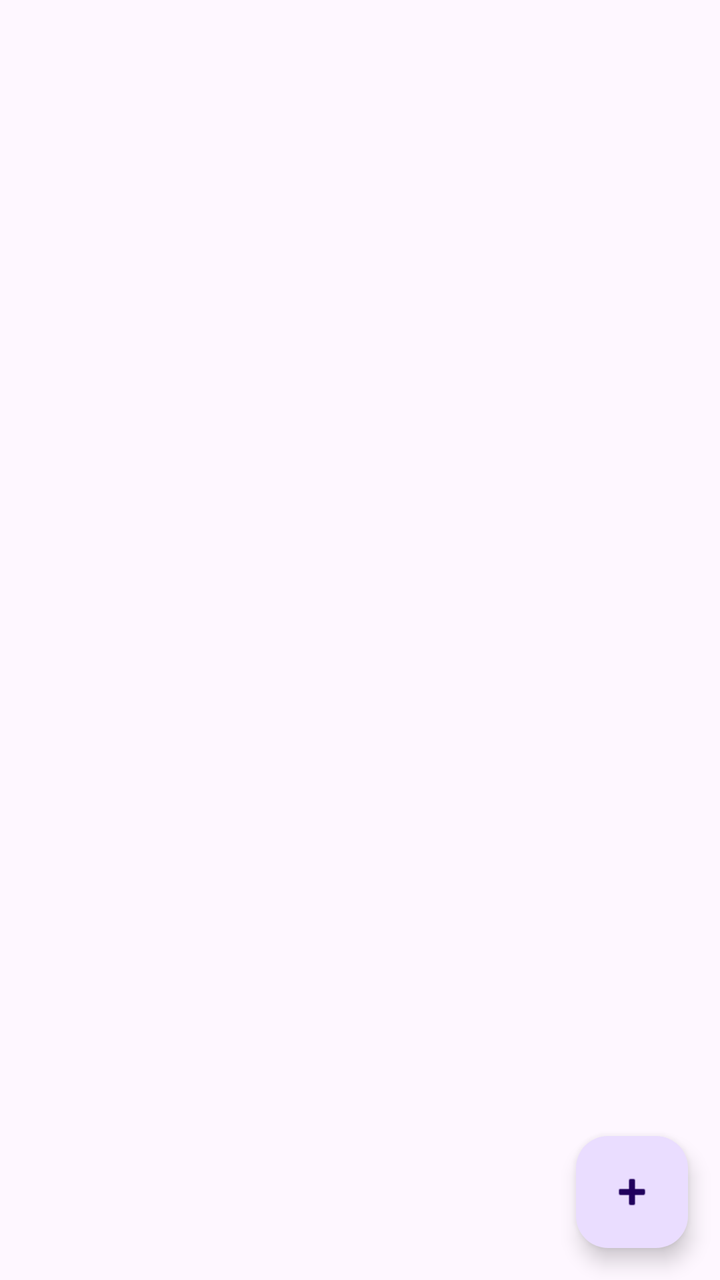
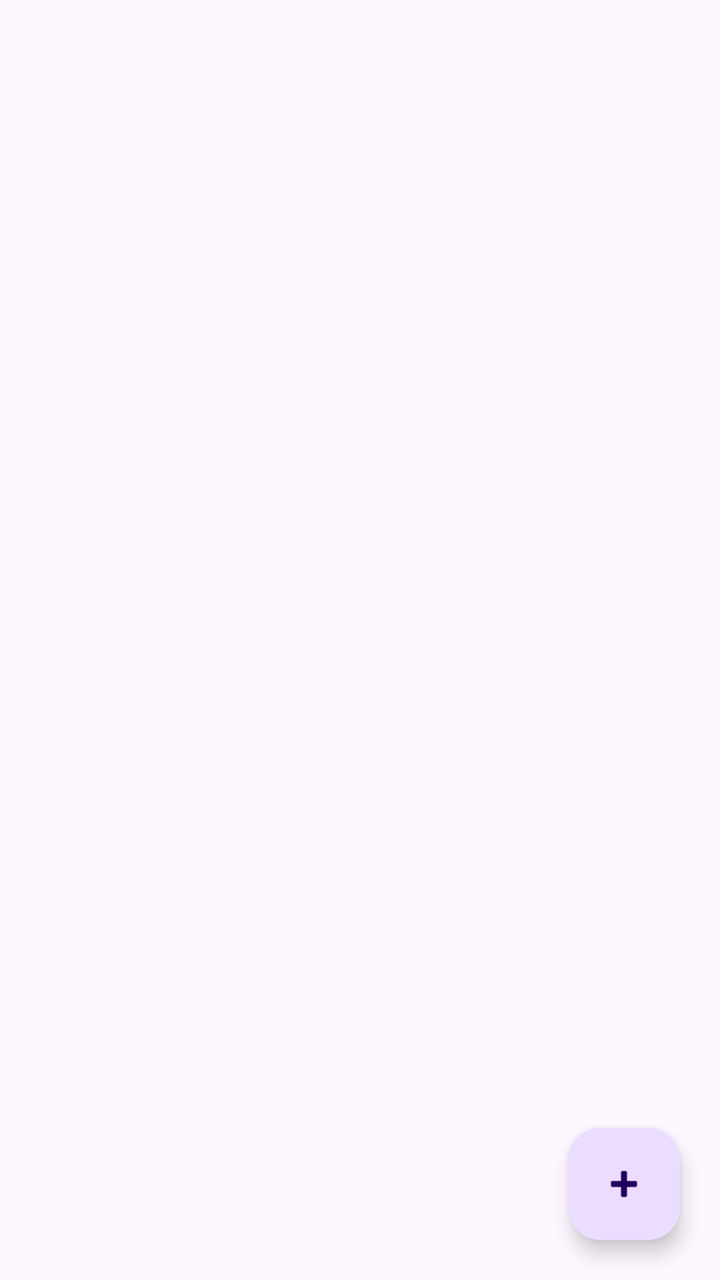

Two renders of the same Android screen: before a commit and after it. Below are the layout's source before the change and the commit's diff.
<!-- AndroidManifest.xml: application theme Theme.EventManager -->
<!-- res/layout/activity_main.xml -->
<?xml version="1.0" encoding="utf-8"?>
<androidx.constraintlayout.widget.ConstraintLayout xmlns:android="http://schemas.android.com/apk/res/android"
    xmlns:app="http://schemas.android.com/apk/res-auto"
    xmlns:tools="http://schemas.android.com/tools"
    android:id="@+id/main"
    android:layout_width="match_parent"
    android:layout_height="match_parent"
    tools:context=".MainActivity">

    <com.google.android.material.floatingactionbutton.FloatingActionButton
        android:id="@+id/fabAdd"
        android:layout_width="wrap_content"
        android:layout_height="wrap_content"
        android:layout_marginEnd="16dp"
        android:layout_marginBottom="16dp"
        android:clickable="true"
        app:layout_constraintBottom_toBottomOf="parent"
        app:layout_constraintEnd_toEndOf="parent"
        app:srcCompat="@android:drawable/ic_input_add" />
</androidx.constraintlayout.widget.ConstraintLayout>
<!-- resources referenced by this layout -->
<resources>
  <style name="Theme.EventManager" parent="Base.Theme.EventManager" />
  <style name="Base.Theme.EventManager" parent="Theme.Material3.DayNight">
          
          
      </style>
</resources>

<!-- the commit's change to res/layout/activity_main.xml (unified diff, before → after) -->
@@ -7,14 +7,22 @@
     android:layout_height="match_parent"
     tools:context=".MainActivity">
 
+    <ListView
+        android:id="@+id/lvEvent"
+        android:layout_width="0dp"
+        android:layout_height="0dp"
+        app:layout_constraintBottom_toBottomOf="parent"
+        app:layout_constraintEnd_toEndOf="parent"
+        app:layout_constraintStart_toStartOf="parent"
+        app:layout_constraintTop_toTopOf="parent" />
+
     <com.google.android.material.floatingactionbutton.FloatingActionButton
         android:id="@+id/fabAdd"
         android:layout_width="wrap_content"
         android:layout_height="wrap_content"
-        android:layout_marginEnd="16dp"
-        android:layout_marginBottom="16dp"
-        android:clickable="true"
+        android:layout_margin="20dp"
+        android:contentDescription="Add"
+        android:src="@android:drawable/ic_input_add"
         app:layout_constraintBottom_toBottomOf="parent"
-        app:layout_constraintEnd_toEndOf="parent"
-        app:srcCompat="@android:drawable/ic_input_add" />
+        app:layout_constraintEnd_toEndOf="parent" />
 </androidx.constraintlayout.widget.ConstraintLayout>
